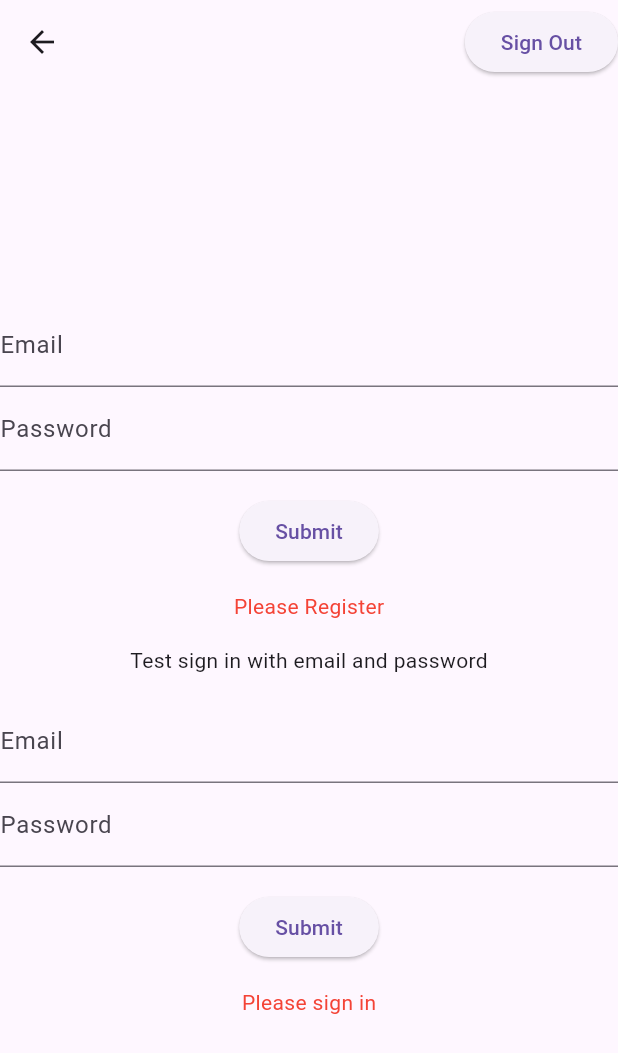
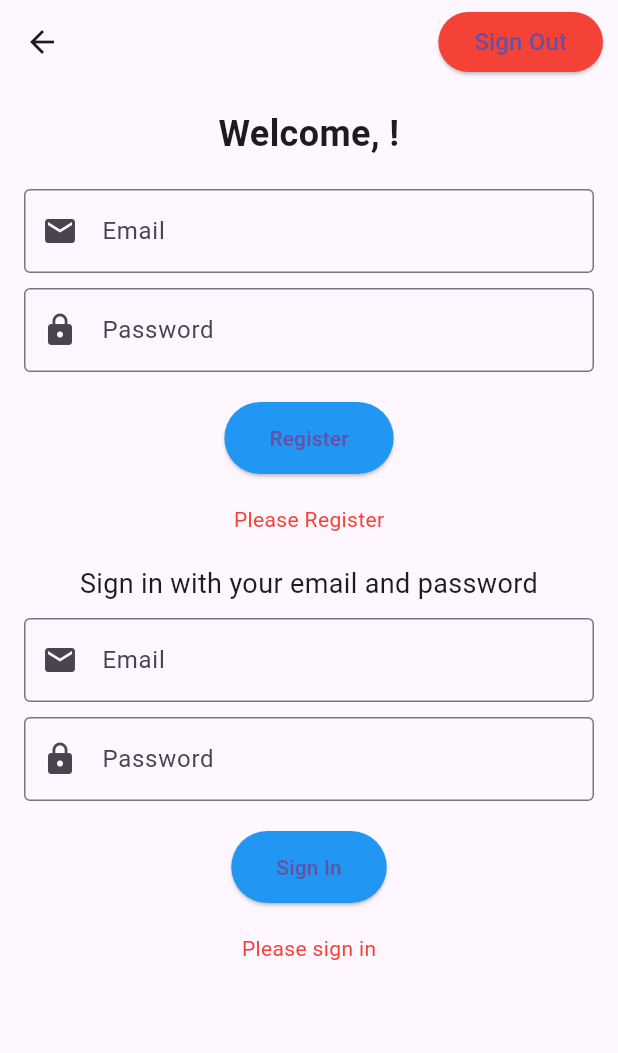
Before and after one commit to minnocent12/act13, a Flutter app: the MyHomePage screen opened by its route, on a phone screen of 412 x 824 dp. Shown: the top 1053 px of the screen. Run offline on Flutter 3.47's test engine with Material 3 defaults, Android fonts, the phone set to English and light mode, and no system bars; our stand-ins replace firebase_auth, firebase_core; accounts and stored records are empty.

Commit message:
new updates

```diff
--- a/lib/screens/home_page.dart
+++ b/lib/screens/home_page.dart
@@ -2,6 +2,7 @@ import 'package:flutter/material.dart';
 import 'package:firebase_auth/firebase_auth.dart';
 import 'package:firebase_core/firebase_core.dart';
 import '../firebase_options.dart';
+import 'sign_in_screen.dart';
 
 void main() async {
   WidgetsFlutterBinding.ensureInitialized();
@@ -17,6 +18,10 @@ class MyApp extends StatelessWidget {
   Widget build(BuildContext context) {
     return MaterialApp(
       title: 'Firebase Auth Demo',
+      theme: ThemeData(
+        primarySwatch: Colors.blue,
+        visualDensity: VisualDensity.adaptivePlatformDensity,
+      ),
       home: MyHomePage(title: 'Firebase Auth Demo'),
     );
   }
@@ -37,7 +42,12 @@ class _MyHomePageState extends State<MyHomePage> {
     await _auth.signOut();
     ScaffoldMessenger.of(context).showSnackBar(SnackBar(
       content: Text('Signed out successfully'),
+      duration: Duration(seconds: 2),
     ));
+    Navigator.pushReplacement(
+      context,
+      MaterialPageRoute(builder: (context) => SignInScreen()),
+    );
   }
 
   @override
@@ -47,20 +57,36 @@ class _MyHomePageState extends State<MyHomePage> {
         title: Text(widget.title),
         actions: <Widget>[
           ElevatedButton(
-            onPressed: () {
-              _signOut();
-            },
-            child: Text('Sign Out'),
+            onPressed: _signOut,
+            style: ElevatedButton.styleFrom(
+              backgroundColor: Colors.red,
             ),
+            child: Text('Sign Out', style: TextStyle(fontSize: 16)),
+          ),
+          SizedBox(width: 10),
         ],
       ),
-      body: Center(
+      body: SingleChildScrollView(
+        // Wrapping the body in a SingleChildScrollView
+        padding: const EdgeInsets.all(16.0),
+        child: Center(
           child: Column(
             mainAxisAlignment: MainAxisAlignment.center,
             children: <Widget>[
+              Text(
+                'Welcome, ${_auth.currentUser?.email ?? "User"}!',
+                style: TextStyle(
+                  fontSize: 24,
+                  fontWeight: FontWeight.bold,
+                ),
+                textAlign: TextAlign.center,
+              ),
+              SizedBox(height: 20),
               RegisterEmailSection(auth: _auth),
+              SizedBox(height: 20),
               EmailPasswordForm(auth: _auth),
             ],
+          ),
         ),
       ),
     );
@@ -107,11 +133,14 @@ class _RegisterEmailSectionState extends State<RegisterEmailSection> {
     return Form(
       key: _formKey,
       child: Column(
-        crossAxisAlignment: CrossAxisAlignment.start,
         children: <Widget>[
           TextFormField(
             controller: _emailController,
-            decoration: InputDecoration(labelText: 'Email'),
+            decoration: InputDecoration(
+              labelText: 'Email',
+              border: OutlineInputBorder(),
+              prefixIcon: Icon(Icons.email),
+            ),
             validator: (value) {
               if (value?.isEmpty ?? true) {
                 return 'Please enter some text';
@@ -119,9 +148,15 @@ class _RegisterEmailSectionState extends State<RegisterEmailSection> {
               return null;
             },
           ),
+          SizedBox(height: 10),
           TextFormField(
             controller: _passwordController,
-            decoration: InputDecoration(labelText: 'Password'),
+            decoration: InputDecoration(
+              labelText: 'Password',
+              border: OutlineInputBorder(),
+              prefixIcon: Icon(Icons.lock),
+            ),
+            obscureText: true,
             validator: (value) {
               if (value?.isEmpty ?? true) {
                 return 'Please enter some text';
@@ -129,28 +164,27 @@ class _RegisterEmailSectionState extends State<RegisterEmailSection> {
               return null;
             },
           ),
-          Container(
-            padding: const EdgeInsets.symmetric(vertical: 16.0),
-            alignment: Alignment.center,
-            child: ElevatedButton(
+          SizedBox(height: 20),
+          ElevatedButton(
             onPressed: () {
               if (_formKey.currentState!.validate()) {
                 _register();
               }
             },
-              child: Text('Submit'),
+            child: Text('Register'),
+            style: ElevatedButton.styleFrom(
+              backgroundColor: Colors.blue,
+              padding: EdgeInsets.symmetric(vertical: 14, horizontal: 30),
             ),
           ),
-          Container(
-            alignment: Alignment.center,
-            child: Text(
+          SizedBox(height: 20),
+          Text(
             _initialState
                 ? 'Please Register'
                 : _success
                     ? 'Successfully registered $_userEmail'
                     : 'Registration failed',
             style: TextStyle(color: _success ? Colors.green : Colors.red),
-            ),
           ),
         ],
       ),
@@ -198,16 +232,20 @@ class _EmailPasswordFormState extends State<EmailPasswordForm> {
     return Form(
       key: _formKey,
       child: Column(
-        crossAxisAlignment: CrossAxisAlignment.start,
         children: <Widget>[
-          Container(
-            child: Text('Test sign in with email and password'),
-            padding: const EdgeInsets.all(16),
-            alignment: Alignment.center,
+          Text(
+            'Sign in with your email and password',
+            style: TextStyle(fontSize: 18),
+            textAlign: TextAlign.center,
           ),
+          SizedBox(height: 10),
           TextFormField(
             controller: _emailController,
-            decoration: InputDecoration(labelText: 'Email'),
+            decoration: InputDecoration(
+              labelText: 'Email',
+              border: OutlineInputBorder(),
+              prefixIcon: Icon(Icons.email),
+            ),
             validator: (value) {
               if (value?.isEmpty ?? true) {
                 return 'Please enter some text';
@@ -215,9 +253,15 @@ class _EmailPasswordFormState extends State<EmailPasswordForm> {
               return null;
             },
           ),
+          SizedBox(height: 10),
           TextFormField(
             controller: _passwordController,
-            decoration: InputDecoration(labelText: 'Password'),
+            decoration: InputDecoration(
+              labelText: 'Password',
+              border: OutlineInputBorder(),
+              prefixIcon: Icon(Icons.lock),
+            ),
+            obscureText: true,
             validator: (value) {
               if (value?.isEmpty ?? true) {
                 return 'Please enter some text';
@@ -225,22 +269,21 @@ class _EmailPasswordFormState extends State<EmailPasswordForm> {
               return null;
             },
           ),
-          Container(
-            padding: const EdgeInsets.symmetric(vertical: 16.0),
-            alignment: Alignment.center,
-            child: ElevatedButton(
+          SizedBox(height: 20),
+          ElevatedButton(
             onPressed: () {
               if (_formKey.currentState!.validate()) {
                 _signInWithEmailAndPassword();
               }
             },
-              child: Text('Submit'),
+            child: Text('Sign In'),
+            style: ElevatedButton.styleFrom(
+              backgroundColor: Colors.blue,
+              padding: EdgeInsets.symmetric(vertical: 14, horizontal: 30),
             ),
           ),
-          Container(
-            alignment: Alignment.center,
-            padding: const EdgeInsets.symmetric(horizontal: 16),
-            child: Text(
+          SizedBox(height: 20),
+          Text(
             _initialState
                 ? 'Please sign in'
                 : _success
@@ -248,7 +291,6 @@ class _EmailPasswordFormState extends State<EmailPasswordForm> {
                     : 'Sign in failed',
             style: TextStyle(color: _success ? Colors.green : Colors.red),
           ),
-          ),
         ],
       ),
     );
```
Also changed, not shown: lib/screens/registration_screen.dart (+40 -6 lines), lib/screens/sign_in_screen.dart (+45 -0 lines), 4 other files. Lines whose indentation alone changed are shown as unchanged.
